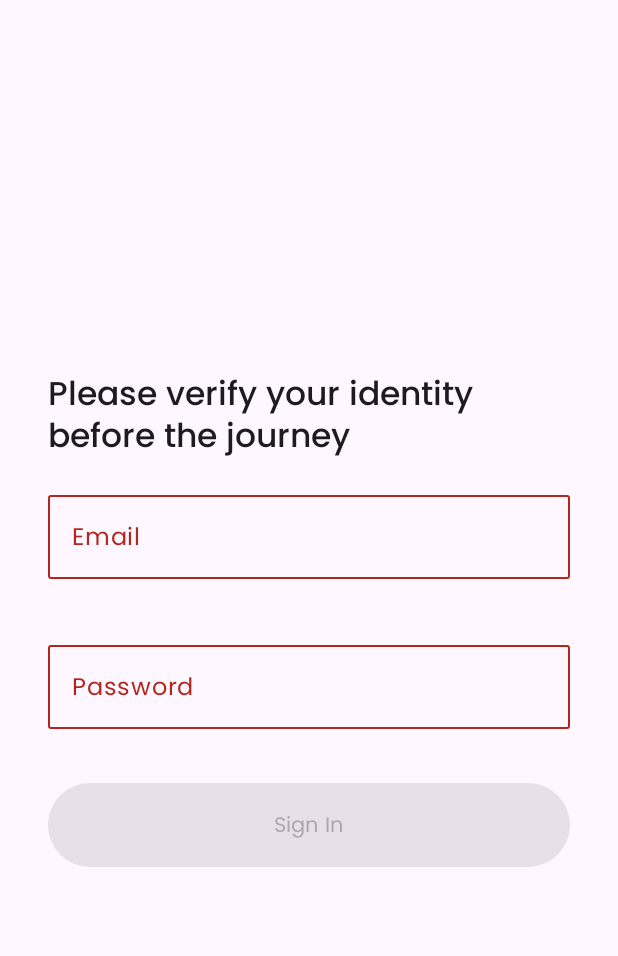
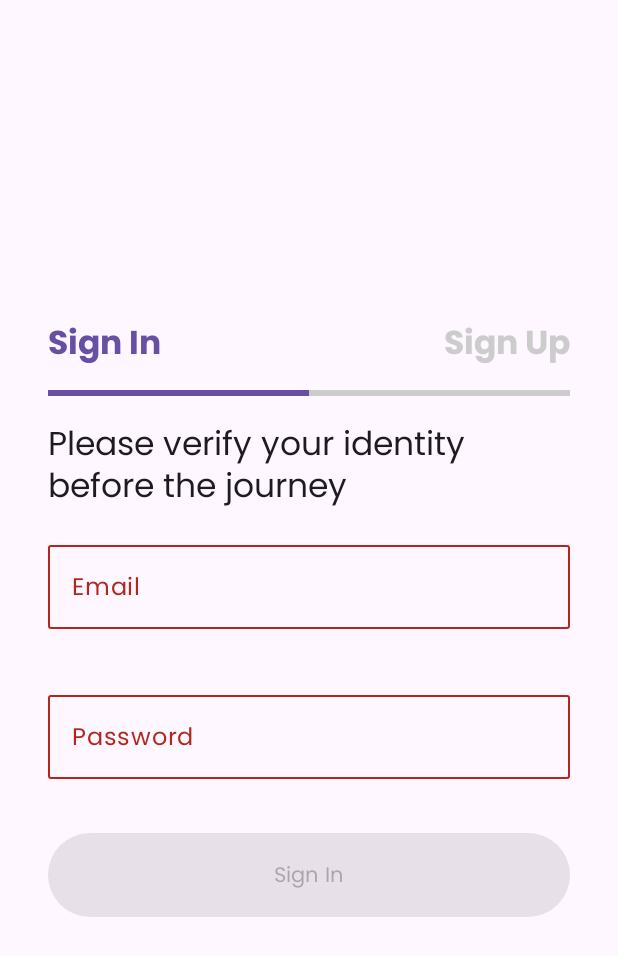
Before and after one commit to amadiyawa/incubator, an Android app built with Jetpack Compose: the screen it shows after launch (MainActivity), on a phone screen of 412 x 824 dp. Shown: the top 956 px of the screen. Run offline under Robolectric (Android 15) with nearby library versions, the phone set to English and light mode, and no system bars; our stand-ins replace Timber, window size class.

Commit message:
Completing the auth feature

```diff
--- a/feature_auth/src/main/java/com/amadiyawa/feature_auth/presentation/screen/auth/AuthScreen.kt
+++ b/feature_auth/src/main/java/com/amadiyawa/feature_auth/presentation/screen/auth/AuthScreen.kt
@@ -1,9 +1,14 @@
 package com.amadiyawa.feature_auth.presentation.screen.auth
 
+import androidx.compose.foundation.background
+import androidx.compose.foundation.clickable
 import androidx.compose.foundation.layout.Arrangement
 import androidx.compose.foundation.layout.Box
 import androidx.compose.foundation.layout.Column
 import androidx.compose.foundation.layout.PaddingValues
+import androidx.compose.foundation.layout.Row
+import androidx.compose.foundation.layout.RowScope
+import androidx.compose.foundation.layout.Spacer
 import androidx.compose.foundation.layout.WindowInsets
 import androidx.compose.foundation.layout.defaultMinSize
 import androidx.compose.foundation.layout.fillMaxSize
@@ -11,16 +16,22 @@ import androidx.compose.foundation.layout.fillMaxWidth
 import androidx.compose.foundation.layout.height
 import androidx.compose.foundation.layout.imePadding
 import androidx.compose.foundation.layout.padding
+import androidx.compose.foundation.rememberScrollState
+import androidx.compose.foundation.verticalScroll
 import androidx.compose.material3.Button
 import androidx.compose.material3.MaterialTheme
 import androidx.compose.material3.OutlinedTextField
 import androidx.compose.material3.Scaffold
 import androidx.compose.material3.Text
 import androidx.compose.runtime.Composable
+import androidx.compose.runtime.State
 import androidx.compose.ui.Alignment
 import androidx.compose.ui.Modifier
+import androidx.compose.ui.graphics.Color
 import androidx.compose.ui.res.stringResource
+import androidx.compose.ui.text.font.FontWeight
 import androidx.compose.ui.text.input.PasswordVisualTransformation
+import androidx.compose.ui.unit.dp
 import androidx.lifecycle.compose.collectAsStateWithLifecycle
 import com.amadiyawa.feature_auth.R
 import com.amadiyawa.feature_base.common.enum.TextFieldType
@@ -80,7 +91,12 @@ private fun HandleUiState(
             .fillMaxSize()
             .padding(Dimen.Padding.screenContent)
     ) {
-        Box(modifier = Modifier.fillMaxSize(), contentAlignment = Alignment.Center) {
+        Box(
+            modifier = Modifier
+                .fillMaxSize()
+                .verticalScroll(rememberScrollState()),
+            contentAlignment = Alignment.Center
+        ) {
             Column(
                 modifier = Modifier
                     .padding(Dimen.Padding.screenContent)
@@ -88,12 +104,84 @@ private fun HandleUiState(
                 horizontalAlignment = Alignment.CenterHorizontally,
                 verticalArrangement = Arrangement.spacedBy(Dimen.Padding.screenContent)
             ) {
+                HandleAuthRow(isSignIn, viewModel)
+                HandleAuthLine(isSignIn)
+                HandleAuthBody(isSignIn)
+                HandleAuthTextFields(isSignIn, emailSignIn, passwordSignIn, emailSignUp, passwordSignUp, viewModel)
+                HandleAuthButton(isSignIn, viewModel, onSignIn)
+            }
+        }
+    }
+}
+
+@Composable
+private fun HandleAuthRow(isSignIn: State<Boolean>, viewModel: AuthViewModel) {
+    Row(
+        horizontalArrangement = Arrangement.Center,
+        verticalAlignment = Alignment.CenterVertically,
+    ) {
+        Column(horizontalAlignment = Alignment.CenterHorizontally) {
+            TextTitleLarge(
+                text = stringResource(id = R.string.sign_in),
+                color = if (isSignIn.value) MaterialTheme.colorScheme.primary else Color.LightGray,
+                modifier = Modifier.clickable { viewModel.setIsSignIn(true) },
+                fontWeight = FontWeight.Bold
+            )
+        }
+
+        Spacer(modifier = Modifier.weight(1f))
+
+        Column(horizontalAlignment = Alignment.End) {
+            TextTitleLarge(
+                text = stringResource(id = R.string.sign_up),
+                color = if (!isSignIn.value) MaterialTheme.colorScheme.primary else Color.LightGray,
+                modifier = Modifier.clickable { viewModel.setIsSignIn(false) },
+                fontWeight = FontWeight.Bold
+            )
+        }
+    }
+}
+
+@Composable
+private fun HandleAuthLine(isSignIn: State<Boolean>) {
+    Row(
+        modifier = Modifier
+            .fillMaxWidth(),
+        horizontalArrangement = Arrangement.SpaceEvenly
+    ) {
+        SignLine(isActive = isSignIn.value)
+        SignLine(isActive = !isSignIn.value)
+    }
+}
+
+@Composable
+private fun RowScope.SignLine(isActive: Boolean) {
+    Row(
+        modifier = Modifier
+            .height(4.dp)
+            .weight(1f)
+            .background(if (isActive) MaterialTheme.colorScheme.primary else Color.LightGray)
+    ){}
+}
+
+@Composable
+private fun HandleAuthBody(isSignIn: State<Boolean>) {
     TextTitleLarge(
         modifier = Modifier
             .fillMaxWidth(),
-                    text = stringResource(id = R.string.auth_title)
+        text = if (isSignIn.value) stringResource(id = R.string.sign_in_body) else stringResource(id = R.string.sign_up_body),
     )
+}
 
+@Composable
+private fun HandleAuthTextFields(
+    isSignIn: State<Boolean>,
+    emailSignIn: State<String>,
+    passwordSignIn: State<String>,
+    emailSignUp: State<String>,
+    passwordSignUp: State<String>,
+    viewModel: AuthViewModel
+) {
     AuthTextField(
         params = AuthTextFieldParams(
             isSignIn = isSignIn.value,
@@ -101,7 +189,7 @@ private fun HandleUiState(
             signUpTextField = emailSignUp.value,
             textFieldTypeSignIn = TextFieldType.EMAIL_SIGN_IN,
             textFieldTypeSignUp = TextFieldType.EMAIL_SIGN_UP,
-                        label = "Email",
+            label = stringResource(id = R.string.email),
             viewModel = viewModel,
             errorMessage = getErrorMessage(
                 if (isSignIn.value) TextFieldType.EMAIL_SIGN_IN else TextFieldType.EMAIL_SIGN_UP,
@@ -117,7 +205,7 @@ private fun HandleUiState(
             signUpTextField = passwordSignUp.value,
             textFieldTypeSignIn = TextFieldType.PASSWORD_SIGN_IN,
             textFieldTypeSignUp = TextFieldType.PASSWORD_SIGN_UP,
-                        label = "Password",
+            label = stringResource(id = R.string.password),
             viewModel = viewModel,
             visualTransformation = PasswordVisualTransformation(),
             errorMessage = getErrorMessage(
@@ -126,22 +214,6 @@ private fun HandleUiState(
             )
         )
     )
-
-                Button(
-                    onClick = {
-                        viewModel.signInOrSignUp()
-                        onSignIn()
-                    },
-                    enabled = viewModel.isButtonEnabled(),
-                    modifier = Modifier
-                        .fillMaxWidth()
-                        .height(Dimen.Size.extraLarge)
-                ) {
-                    Text(text = getButtonText(isSignIn.value))
-                }
-            }
-        }
-    }
 }
 
 @Composable
@@ -224,8 +296,28 @@ private fun isBlank(stateFlow: StateFlow<String>): Boolean {
 }
 
 @Composable
+private fun HandleAuthButton(
+    isSignIn: State<Boolean>,
+    viewModel: AuthViewModel,
+    onSignIn: () -> Unit
+) {
+    Button(
+        onClick = {
+            viewModel.signInOrSignUp()
+            onSignIn()
+        },
+        enabled = viewModel.isButtonEnabled(),
+        modifier = Modifier
+            .fillMaxWidth()
+            .height(Dimen.Size.extraLarge)
+    ) {
+        Text(text = getButtonText(isSignIn.value))
+    }
+}
+
+@Composable
 private fun getButtonText(isSignIn: Boolean): String {
-    return if (isSignIn) "Sign In" else "Sign Up"
+    return if (isSignIn) stringResource(id = R.string.sign_in) else stringResource(id = R.string.sign_up)
 }
 
 @Composable
--- a/feature_auth/src/main/java/com/amadiyawa/feature_auth/presentation/screen/auth/AuthViewModel.kt
+++ b/feature_auth/src/main/java/com/amadiyawa/feature_auth/presentation/screen/auth/AuthViewModel.kt
@@ -36,6 +36,10 @@ internal class AuthViewModel : BaseViewModel<UiState, Action>(UiState.IDLE) {
 
     private var _isSignIn = MutableStateFlow(true)
     val isSignIn = _isSignIn.asStateFlow()
+
+    fun setIsSignIn(isSignIn: Boolean) {
+        _isSignIn.value = isSignIn
+    }
 
     fun onEmailSignInChange(email: String) {
         _emailSignIn.value = email
--- a/feature_auth/src/main/res/values/strings.xml
+++ b/feature_auth/src/main/res/values/strings.xml
@@ -1,4 +1,9 @@
 <?xml version="1.0" encoding="utf-8"?>
 <resources>
-    <string name="auth_title">Please verify your identity before the journey</string>
+    <string name="sign_in_body">Please verify your identity before the journey</string>
+    <string name="sign_up_body">Please create an account to continue</string>
+    <string name="sign_in">Sign In</string>
+    <string name="sign_up">Sign Up</string>
+    <string name="email">Email</string>
+    <string name="password">Password</string>
 </resources>
```
Also changed, not shown: feature_base/src/main/java/com/amadiyawa/feature_base/presentation/compose/composable/Text.kt (+92 -3 lines), 2 other files. Lines whose indentation alone changed are shown as unchanged.
